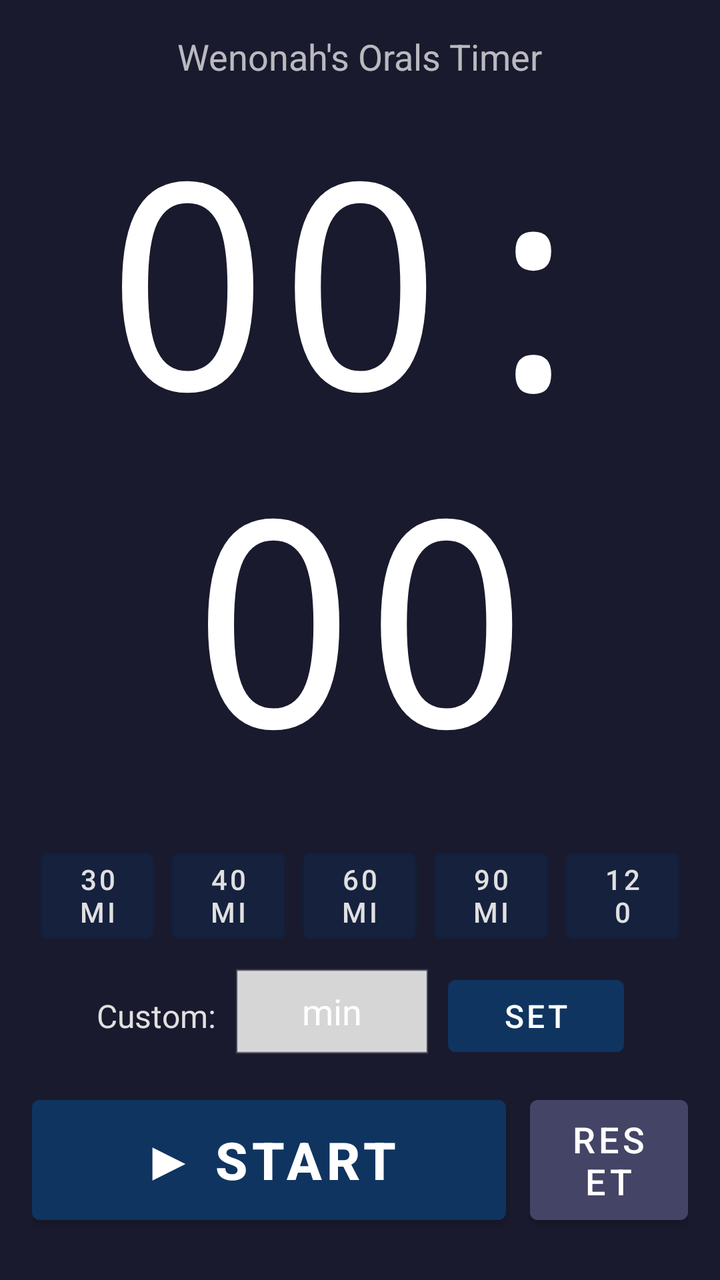
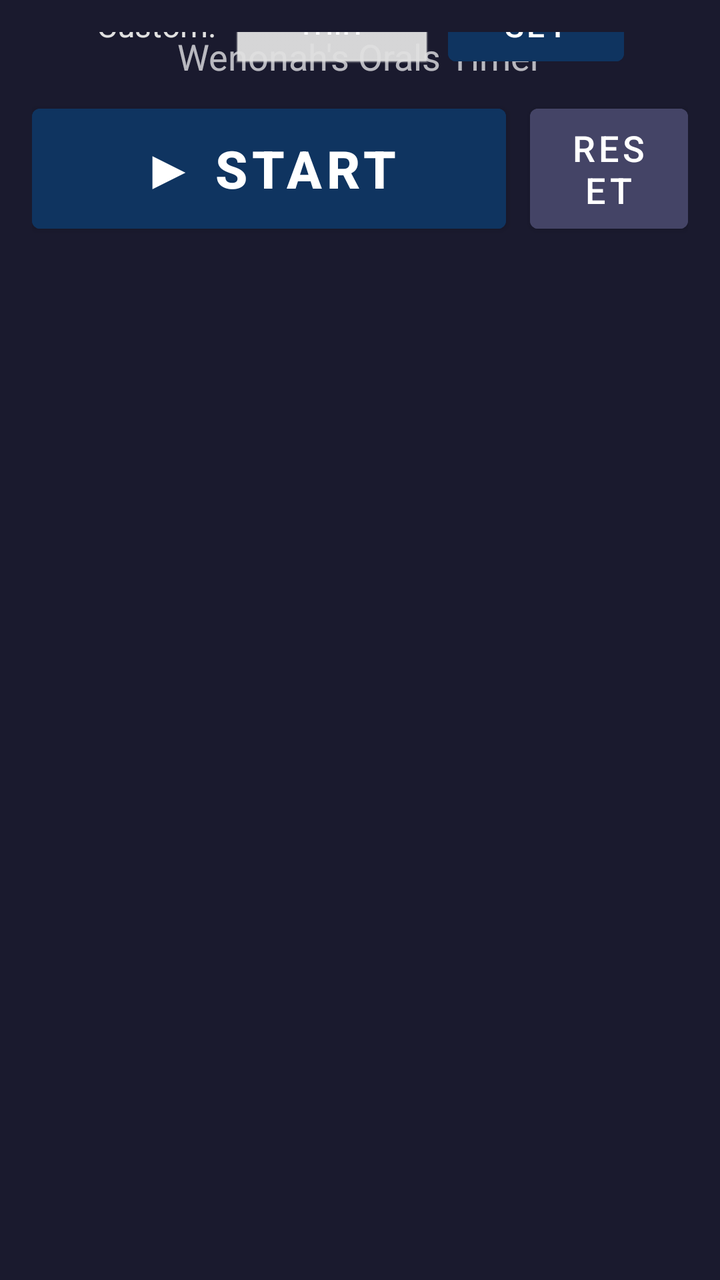

Screens rendered from an Android XML layout before and after an edit, with the pre-edit source and the edit as a unified diff.
<!-- AndroidManifest.xml: application theme Theme.OralsTImer -->
<!-- res/layout/activity_main.xml -->
<?xml version="1.0" encoding="utf-8"?>
<androidx.constraintlayout.widget.ConstraintLayout
    xmlns:android="http://schemas.android.com/apk/res/android"
    xmlns:app="http://schemas.android.com/apk/res-auto"
    android:id="@+id/rootLayout"
    android:layout_width="match_parent"
    android:layout_height="match_parent"
    android:background="@color/colorBackground"
    android:padding="16dp">

    
    <TextView
        android:id="@+id/tvTitle"
        android:layout_width="wrap_content"
        android:layout_height="wrap_content"
        android:text="@string/app_name"
        android:textColor="@color/colorTimerTextDefault"
        android:textSize="18sp"
        android:alpha="0.7"
        app:layout_constraintTop_toTopOf="parent"
        app:layout_constraintStart_toStartOf="parent"
        app:layout_constraintEnd_toEndOf="parent" />

    
    <TextView
        android:id="@+id/tvCountdown"
        android:layout_width="wrap_content"
        android:layout_height="0dp"
        android:text="00:00"
        android:textColor="@color/colorTimerTextDefault"
        android:textSize="144sp"
        android:fontFamily="monospace"
        android:gravity="center"
        android:includeFontPadding="false"
        app:layout_constraintTop_toBottomOf="@id/tvTitle"
        app:layout_constraintBottom_toTopOf="@id/presetRow"
        app:layout_constraintStart_toStartOf="parent"
        app:layout_constraintEnd_toEndOf="parent" />

    
    <LinearLayout
        android:id="@+id/presetRow"
        android:layout_width="0dp"
        android:layout_height="wrap_content"
        android:orientation="horizontal"
        android:gravity="center"
        android:layout_marginBottom="8dp"
        app:layout_constraintBottom_toTopOf="@id/customRow"
        app:layout_constraintStart_toStartOf="parent"
        app:layout_constraintEnd_toEndOf="parent">

        <Button
            android:id="@+id/btn30"
            style="@style/Widget.MaterialComponents.Button.OutlinedButton"
            android:layout_width="0dp"
            android:layout_height="56dp"
            android:layout_weight="1"
            android:layout_marginHorizontal="4dp"
            android:text="30 min"
            android:textColor="@color/colorPresetButtonText"
            android:textSize="14sp"
            android:backgroundTint="@color/colorPresetButton" />

        <Button
            android:id="@+id/btn40"
            style="@style/Widget.MaterialComponents.Button.OutlinedButton"
            android:layout_width="0dp"
            android:layout_height="56dp"
            android:layout_weight="1"
            android:layout_marginHorizontal="4dp"
            android:text="40 min"
            android:textColor="@color/colorPresetButtonText"
            android:textSize="14sp"
            android:backgroundTint="@color/colorPresetButton" />

        <Button
            android:id="@+id/btn60"
            style="@style/Widget.MaterialComponents.Button.OutlinedButton"
            android:layout_width="0dp"
            android:layout_height="56dp"
            android:layout_weight="1"
            android:layout_marginHorizontal="4dp"
            android:text="60 min"
            android:textColor="@color/colorPresetButtonText"
            android:textSize="14sp"
            android:backgroundTint="@color/colorPresetButton" />

        <Button
            android:id="@+id/btn90"
            style="@style/Widget.MaterialComponents.Button.OutlinedButton"
            android:layout_width="0dp"
            android:layout_height="56dp"
            android:layout_weight="1"
            android:layout_marginHorizontal="4dp"
            android:text="90 min"
            android:textColor="@color/colorPresetButtonText"
            android:textSize="14sp"
            android:backgroundTint="@color/colorPresetButton" />

        <Button
            android:id="@+id/btn120"
            style="@style/Widget.MaterialComponents.Button.OutlinedButton"
            android:layout_width="0dp"
            android:layout_height="56dp"
            android:layout_weight="1"
            android:layout_marginHorizontal="4dp"
            android:text="120 min"
            android:textColor="@color/colorPresetButtonText"
            android:textSize="14sp"
            android:backgroundTint="@color/colorPresetButton" />

    </LinearLayout>

    
    <LinearLayout
        android:id="@+id/customRow"
        android:layout_width="wrap_content"
        android:layout_height="wrap_content"
        android:orientation="horizontal"
        android:gravity="center_vertical"
        android:layout_marginBottom="12dp"
        app:layout_constraintBottom_toTopOf="@id/actionRow"
        app:layout_constraintStart_toStartOf="parent"
        app:layout_constraintEnd_toEndOf="parent">

        <TextView
            android:layout_width="wrap_content"
            android:layout_height="wrap_content"
            android:text="@string/label_custom"
            android:textColor="@color/colorPresetButtonText"
            android:textSize="16sp"
            android:layout_marginEnd="8dp" />

        <EditText
            android:id="@+id/etCustomMinutes"
            android:layout_width="100dp"
            android:layout_height="wrap_content"
            android:inputType="number"
            android:hint="@string/hint_custom"
            android:textColor="@color/colorTimerTextDefault"
            android:textColorHint="@color/colorResetButtonText"
            android:textSize="18sp"
            android:gravity="center"
            android:maxLength="3"
            android:background="@android:drawable/edit_text"
            android:backgroundTint="@color/colorPresetButtonText"
            android:imeOptions="actionDone" />

        <Button
            android:id="@+id/btnSet"
            style="@style/Widget.MaterialComponents.Button"
            android:layout_width="wrap_content"
            android:layout_height="48dp"
            android:layout_marginStart="8dp"
            android:text="@string/btn_set"
            android:textColor="@color/colorPlayButtonText"
            android:backgroundTint="@color/colorPlayButton"
            android:textSize="16sp" />

    </LinearLayout>

    
    <LinearLayout
        android:id="@+id/actionRow"
        android:layout_width="0dp"
        android:layout_height="wrap_content"
        android:orientation="horizontal"
        android:gravity="center"
        android:layout_marginBottom="8dp"
        app:layout_constraintBottom_toBottomOf="parent"
        app:layout_constraintStart_toStartOf="parent"
        app:layout_constraintEnd_toEndOf="parent">

        
        <Button
            android:id="@+id/btnPlayPause"
            style="@style/Widget.MaterialComponents.Button"
            android:layout_width="0dp"
            android:layout_height="72dp"
            android:layout_weight="3"
            android:layout_marginEnd="12dp"
            android:text="@string/btn_play"
            android:textColor="@color/colorPlayButtonText"
            android:textSize="26sp"
            android:textStyle="bold"
            android:backgroundTint="@color/colorPlayButton" />

        
        <Button
            android:id="@+id/btnReset"
            style="@style/Widget.MaterialComponents.Button"
            android:layout_width="0dp"
            android:layout_height="72dp"
            android:layout_weight="1"
            android:text="@string/btn_reset"
            android:textColor="@color/colorResetButtonText"
            android:textSize="18sp"
            android:backgroundTint="@color/colorResetButton" />

    </LinearLayout>

</androidx.constraintlayout.widget.ConstraintLayout>
<!-- resources referenced by this layout -->
<resources>
  <color name="colorBackground">#1A1A2E</color>
  <color name="colorPlayButton">#0F3460</color>
  <color name="colorPlayButtonText">#FFFFFF</color>
  <color name="colorPresetButton">#16213E</color>
  <color name="colorPresetButtonText">#E0E0E0</color>
  <color name="colorResetButton">#444466</color>
  <color name="colorResetButtonText">#FFFFFF</color>
  <color name="colorTimerTextDefault">#FFFFFF</color>
  <string name="app_name">Wenonah\'s Orals Timer</string>
  <string name="btn_play">▶ START</string>
  <string name="btn_reset">RESET</string>
  <string name="btn_set">SET</string>
  <string name="hint_custom">min</string>
  <string name="label_custom">Custom:</string>
  <style name="Theme.OralsTImer" parent="Theme.MaterialComponents.DayNight.NoActionBar">
          <item name="android:windowBackground">@color/colorBackground</item>
          <item name="android:statusBarColor">@color/colorBackground</item>
          <item name="android:navigationBarColor">@color/colorBackground</item>
      </style>
</resources>

<!-- the commit's change to res/layout/activity_main.xml (unified diff, before → after) -->
@@ -22,17 +22,60 @@
         app:layout_constraintEnd_toEndOf="parent" />
 
     
+    <LinearLayout
+        android:id="@+id/actionRow"
+        android:layout_width="0dp"
+        android:layout_height="wrap_content"
+        android:orientation="horizontal"
+        android:gravity="center"
+        android:layout_marginTop="8dp"
+        app:layout_constraintTop_toBottomOf="@id/tvTitle"
+        app:layout_constraintStart_toStartOf="parent"
+        app:layout_constraintEnd_toEndOf="parent">
+
+        
+        <Button
+            android:id="@+id/btnPlayPause"
+            style="@style/Widget.MaterialComponents.Button"
+            android:layout_width="0dp"
+            android:layout_height="72dp"
+            android:layout_weight="3"
+            android:layout_marginEnd="12dp"
+            android:text="@string/btn_play"
+            android:textColor="@color/colorPlayButtonText"
+            android:textSize="26sp"
+            android:textStyle="bold"
+            android:backgroundTint="@color/colorPlayButton" />
+
+        
+        <Button
+            android:id="@+id/btnReset"
+            style="@style/Widget.MaterialComponents.Button"
+            android:layout_width="0dp"
+            android:layout_height="72dp"
+            android:layout_weight="1"
+            android:text="@string/btn_reset"
+            android:textColor="@color/colorResetButtonText"
+            android:textSize="18sp"
+            android:backgroundTint="@color/colorResetButton" />
+
+    </LinearLayout>
+
+    
     <TextView
         android:id="@+id/tvCountdown"
-        android:layout_width="wrap_content"
+        android:layout_width="0dp"
         android:layout_height="0dp"
         android:text="00:00"
         android:textColor="@color/colorTimerTextDefault"
-        android:textSize="144sp"
+        android:textSize="200sp"
         android:fontFamily="monospace"
         android:gravity="center"
         android:includeFontPadding="false"
-        app:layout_constraintTop_toBottomOf="@id/tvTitle"
+        android:autoSizeTextType="uniform"
+        android:autoSizeMinTextSize="80sp"
+        android:autoSizeMaxTextSize="200sp"
+        app:layout_constraintTop_toBottomOf="@id/actionRow"
         app:layout_constraintBottom_toTopOf="@id/presetRow"
         app:layout_constraintStart_toStartOf="parent"
         app:layout_constraintEnd_toEndOf="parent" />
@@ -159,44 +202,4 @@
 
     </LinearLayout>
 
-    
-    <LinearLayout
-        android:id="@+id/actionRow"
-        android:layout_width="0dp"
-        android:layout_height="wrap_content"
-        android:orientation="horizontal"
-        android:gravity="center"
-        android:layout_marginBottom="8dp"
-        app:layout_constraintBottom_toBottomOf="parent"
-        app:layout_constraintStart_toStartOf="parent"
-        app:layout_constraintEnd_toEndOf="parent">
-
-        
-        <Button
-            android:id="@+id/btnPlayPause"
-            style="@style/Widget.MaterialComponents.Button"
-            android:layout_width="0dp"
-            android:layout_height="72dp"
-            android:layout_weight="3"
-            android:layout_marginEnd="12dp"
-            android:text="@string/btn_play"
-            android:textColor="@color/colorPlayButtonText"
-            android:textSize="26sp"
-            android:textStyle="bold"
-            android:backgroundTint="@color/colorPlayButton" />
-
-        
-        <Button
-            android:id="@+id/btnReset"
-            style="@style/Widget.MaterialComponents.Button"
-            android:layout_width="0dp"
-            android:layout_height="72dp"
-            android:layout_weight="1"
-            android:text="@string/btn_reset"
-            android:textColor="@color/colorResetButtonText"
-            android:textSize="18sp"
-            android:backgroundTint="@color/colorResetButton" />
-
-    </LinearLayout>
-
 </androidx.constraintlayout.widget.ConstraintLayout>
